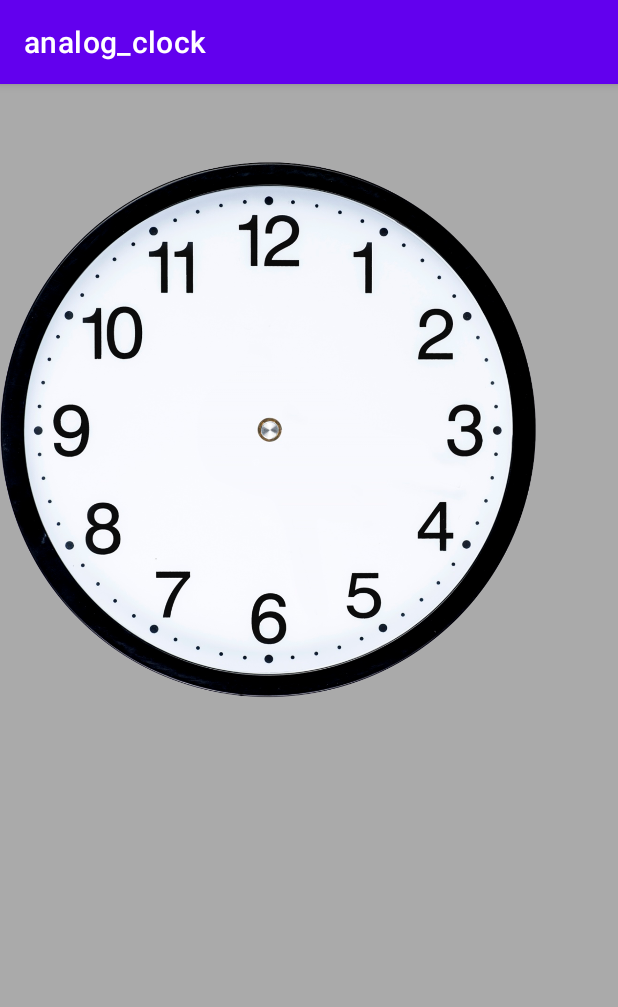
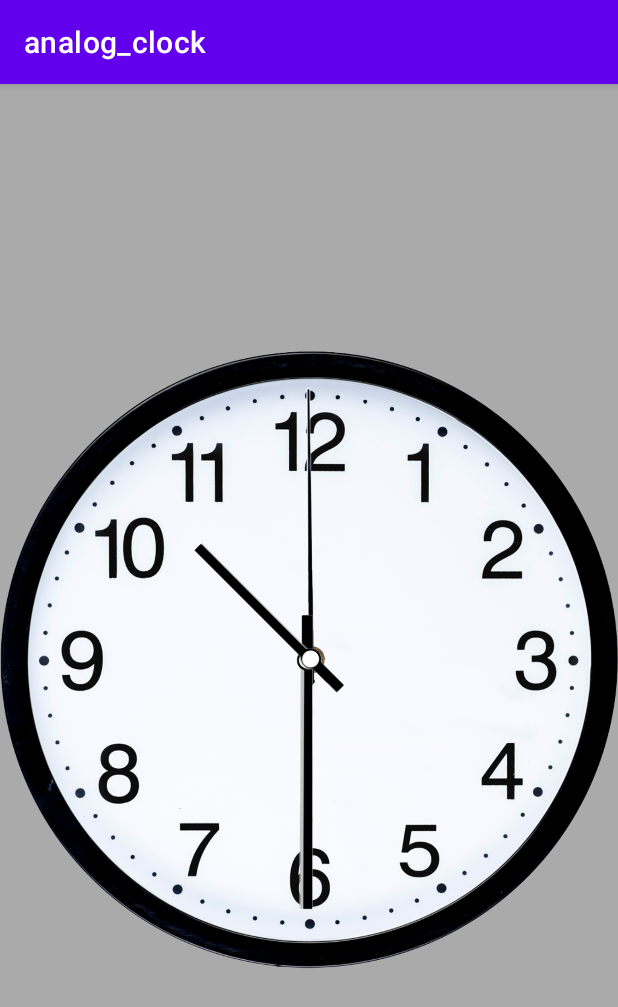
Before and after one commit to Mihail-Larionow/Analog-Clock, an Android app: the screen it shows after launch (MainActivity), on a phone screen of 412 x 824 dp. Shown: the top 1007 px of the screen. Run offline under Robolectric (Android 15) with nearby library versions, the phone set to English and light mode, and no system bars; 1 statement that could not run was skipped.

Commit message:
The view is seen

```diff
--- a/app/src/main/java/com/example/analog_clock/AbstractClock.java
+++ b/app/src/main/java/com/example/analog_clock/AbstractClock.java
@@ -30,6 +30,8 @@ public abstract class AbstractClock extends Thread{
         return calendar.get(Calendar.SECOND);
     }
 
+    public abstract int getWidth();
+    public abstract int getHeight();
     public void tik(){
         calendar = Calendar.getInstance(timeZone);
         hours = getHours();
--- a/app/src/main/java/com/example/analog_clock/AbstractClockHand.java
+++ b/app/src/main/java/com/example/analog_clock/AbstractClockHand.java
@@ -2,6 +2,7 @@ package com.example.analog_clock;
 
 import android.content.res.Resources;
 import android.graphics.Bitmap;
+import android.graphics.Canvas;
 import android.graphics.Matrix;
 import android.graphics.drawable.Drawable;
 
@@ -9,13 +10,14 @@ import androidx.core.content.res.ResourcesCompat;
 
 public abstract class AbstractClockHand {
     public Drawable imageClockHand;
-    protected Matrix matrix = new Matrix();
+    protected int MAX_IMAGE_WIDTH, MAX_IMAGE_HEIGHT;
+    protected int centerX, centerY;
+    protected float handScale;
     public AbstractClockHand(Resources res, int imageClockHand){
         this.imageClockHand = ResourcesCompat.getDrawable(res, imageClockHand, null);
+        MAX_IMAGE_WIDTH = this.imageClockHand.getIntrinsicWidth();
+        MAX_IMAGE_HEIGHT = this.imageClockHand.getIntrinsicHeight();
     }
 
-    public void changeSize(int size){
-
-    }
-    public abstract void moveHand(int units, int preUnits);
+    public abstract void moveHand(Canvas canvas, int centerX, int centerY, int units, int preUnits);
 }
--- a/app/src/main/java/com/example/analog_clock/AnalogClock.java
+++ b/app/src/main/java/com/example/analog_clock/AnalogClock.java
@@ -15,27 +15,40 @@ public class AnalogClock extends AbstractClock {
     public AnalogClock(Resources res, int clockDial, int handHour, int handMinute, int handSecond){
         super();
         this.clockDial = ResourcesCompat.getDrawable(res, clockDial, null);
-        MAX_IMAGE_WIDTH = this.clockDial.getIntrinsicWidth();
-        MAX_IMAGE_HEIGHT = this.clockDial.getIntrinsicHeight();
-
         clockHandHour = new ClockHandHour(res, handHour);
         clockHandMinute = new ClockHandMinute(res, handMinute);
         clockHandSecond = new ClockHandSecond(res, handSecond);
     }
 
     @Override
+    public int getWidth(){
+        return clockDial.getIntrinsicWidth();
+    }
+    @Override
+    public int getHeight(){
+        return clockDial.getIntrinsicHeight();
+    }
+    @Override
     public void showTime(Canvas canvas, int width, int height){
         int centerX = width/2;
         int centerY = height/2;
 
-        if(width < MAX_IMAGE_WIDTH || height < MAX_IMAGE_HEIGHT) {
-            float scale = Math.min((float) width / MAX_IMAGE_WIDTH, (float) height / MAX_IMAGE_HEIGHT);
+        int imageWidth = getWidth();
+        int imageHeight = getHeight();
+
+        boolean isScaled = false;
+        if(width < imageWidth || height < imageHeight) {
+            isScaled = true;
+            float scale = Math.min((float) width / imageWidth, (float) height / imageHeight);
             canvas.save();
-            canvas.scale(scale, scale, width / 2, height / 2);
+            canvas.scale(scale, scale, (float) width / 2, (float) height / 2);
         }
-        clockDial.setBounds(centerX - (MAX_IMAGE_WIDTH/2), centerY - (MAX_IMAGE_HEIGHT/2),
-                centerX + (MAX_IMAGE_WIDTH/2), centerY + (MAX_IMAGE_HEIGHT/2));
+        clockDial.setBounds(centerX - (imageWidth/2), centerY - (imageHeight/2),
+                centerX + (imageWidth/2), centerY + (imageHeight/2));
         clockDial.draw(canvas);
-        canvas.save();
+        clockHandSecond.moveHand(canvas, centerX, centerY, seconds, 0);
+        clockHandMinute.moveHand(canvas, centerX, centerY, minutes, seconds);
+        clockHandHour.moveHand(canvas, centerX, centerY, hours, minutes);
+        if(isScaled) canvas.restore();
     }
 }
--- a/app/src/main/java/com/example/analog_clock/ClockHandHour.java
+++ b/app/src/main/java/com/example/analog_clock/ClockHandHour.java
@@ -9,8 +9,13 @@ public class ClockHandHour extends AbstractClockHand {
         super(res,clockHand);
     }
     @Override
-    public void moveHand(int hours, int minutes){
-
+    public void moveHand(Canvas canvas, int centerX, int centerY, int hours, int minutes){
+        canvas.save();
+        canvas.rotate( 30*hours + minutes/2, centerX, centerY);
+        imageClockHand.setBounds(centerX - (MAX_IMAGE_WIDTH/2), centerY - (MAX_IMAGE_HEIGHT/2),
+                centerX + (MAX_IMAGE_WIDTH/2), centerY + (MAX_IMAGE_HEIGHT/2));
+        imageClockHand.draw(canvas);
+        canvas.restore();
     }
 
 }
--- a/app/src/main/java/com/example/analog_clock/ClockHandMinute.java
+++ b/app/src/main/java/com/example/analog_clock/ClockHandMinute.java
@@ -9,8 +9,12 @@ public class ClockHandMinute extends AbstractClockHand {
         super(res, clockHand);
     }
     @Override
-    public void moveHand(int minutes, int seconds){
-        matrix.preRotate(6*minutes + 2*(seconds/20));
-
+    public void moveHand(Canvas canvas, int centerX, int centerY, int minutes, int seconds){
+        canvas.save();
+        canvas.rotate(6*minutes + 2*(seconds/20), centerX, centerY);
+        imageClockHand.setBounds(centerX - (MAX_IMAGE_WIDTH/2), centerY - (MAX_IMAGE_HEIGHT/2),
+                centerX + (MAX_IMAGE_WIDTH/2), centerY + (MAX_IMAGE_HEIGHT/2));
+        imageClockHand.draw(canvas);
+        canvas.restore();
     }
 }
--- a/app/src/main/java/com/example/analog_clock/ClockHandSecond.java
+++ b/app/src/main/java/com/example/analog_clock/ClockHandSecond.java
@@ -9,7 +9,12 @@ public class ClockHandSecond extends AbstractClockHand {
         super(res, clockHand);
     }
     @Override
-    public void moveHand(int seconds, int milliSeconds){
-        matrix.preRotate(6*seconds + 6*milliSeconds/1000);
+    public void moveHand(Canvas canvas, int centerX, int centerY, int seconds, int milliSeconds){
+        canvas.save();
+        canvas.rotate(6*seconds + 6*milliSeconds/1000, centerX, centerY);
+        imageClockHand.setBounds(centerX - (MAX_IMAGE_WIDTH/2), centerY - (MAX_IMAGE_HEIGHT/2),
+                centerX + (MAX_IMAGE_WIDTH/2), centerY + (MAX_IMAGE_HEIGHT/2));
+        imageClockHand.draw(canvas);
+        canvas.restore();
     }
 }
--- a/app/src/main/java/com/example/analog_clock/ui/AnalogClockView.java
+++ b/app/src/main/java/com/example/analog_clock/ui/AnalogClockView.java
@@ -19,20 +19,15 @@ import com.example.analog_clock.AnalogClock;
 import com.example.analog_clock.R;
 
 public class AnalogClockView extends View{
-    private int dial, handHour, handMinute, handSecond;
-    private int viewCenterX, viewCenterY;
-    Drawable imageDial, imageHandHour, imageHandMinute, imageHandSecond;
-    private Bitmap bitmapDial, bitmapHandHour, bitmapHandMinute, bitmapHandSecond;
+    final int dial, handHour, handMinute, handSecond;
     private int viewWidth, viewHeight;
+    private int MAX_IMAGE_WIDTH = 1024, MAX_IMAGE_HEIGHT = 1024;
+    boolean isAttached, isChanged;
 
-    private int MAX_IMAGE_WIDTH = 1024, MAX_IMAGE_HEIGHT = 1024;
-    Context context;
-
-    private AbstractClock analogClock;
+    final AbstractClock analogClock;
 
     public AnalogClockView(Context context, AttributeSet attrs){
         super(context, attrs);
-        this.context = context;
         TypedArray a = context.getTheme().obtainStyledAttributes(
                 attrs,
                 R.styleable.AnalogClockView,
@@ -46,17 +41,10 @@ public class AnalogClockView extends View{
             a.recycle();
         }
         Resources res = getResources();
-        bitmapDial = createBitmap(res, dial, MAX_IMAGE_WIDTH, MAX_IMAGE_HEIGHT);
-        bitmapHandHour = createBitmap(res, handHour, MAX_IMAGE_WIDTH, MAX_IMAGE_HEIGHT);
-        bitmapHandMinute = createBitmap(res, handMinute, MAX_IMAGE_WIDTH, MAX_IMAGE_HEIGHT);
-        bitmapHandSecond = createBitmap(res, handSecond, MAX_IMAGE_WIDTH, MAX_IMAGE_HEIGHT);
-
         analogClock = new AnalogClock(res, dial, handHour, handMinute, handSecond);
 
-        imageDial = ResourcesCompat.getDrawable(res, R.drawable.clock_dial, null);
-
-        MAX_IMAGE_WIDTH = imageDial.getIntrinsicWidth();
-        MAX_IMAGE_HEIGHT = imageDial.getIntrinsicHeight();
+        MAX_IMAGE_WIDTH = analogClock.getWidth();
+        MAX_IMAGE_HEIGHT = analogClock.getHeight();
     }
 
     @Override
@@ -75,16 +63,8 @@ public class AnalogClockView extends View{
     protected void onDraw(Canvas canvas){
         super.onDraw(canvas);
         //DisplayMetrics displayMetrics = getResources().getDisplayMetrics();
-
-        canvas.save();
+        isChanged = false;
         analogClock.showTime(canvas, viewWidth, viewHeight);
-        canvas.restore();
-    }
-
-    private Bitmap createBitmap(Resources res, int drawable, int width, int height){
-        Bitmap newBitmap = BitmapFactory.decodeResource(res, drawable);
-        Bitmap scaledBitmap = Bitmap.createScaledBitmap(newBitmap, width, height, false);
-        return scaledBitmap;
     }
 
     private int measureDimension(int desiredSize, int measureSpec) {
--- a/app/src/main/res/layout/activity_main.xml
+++ b/app/src/main/res/layout/activity_main.xml
@@ -1,5 +1,5 @@
 <?xml version="1.0" encoding="utf-8"?>
-<LinearLayout xmlns:android="http://schemas.android.com/apk/res/android"
+<androidx.constraintlayout.widget.ConstraintLayout xmlns:android="http://schemas.android.com/apk/res/android"
     xmlns:app="http://schemas.android.com/apk/res-auto"
     xmlns:tools="http://schemas.android.com/tools"
     android:layout_width="match_parent"
@@ -9,9 +9,12 @@
     android:id="@+id/main_layout">
 
     <com.example.analog_clock.ui.AnalogClockView
-        android:layout_width="357dp"
-        android:layout_height="462dp"
-        android:rotation="0" />
+        android:layout_width="wrap_content"
+        android:layout_height="wrap_content"
+        app:layout_constraintBottom_toBottomOf="parent"
+        app:layout_constraintEnd_toEndOf="parent"
+        app:layout_constraintStart_toStartOf="parent"
+        app:layout_constraintTop_toTopOf="parent" />
 
 
-</LinearLayout>
+</androidx.constraintlayout.widget.ConstraintLayout>
```
